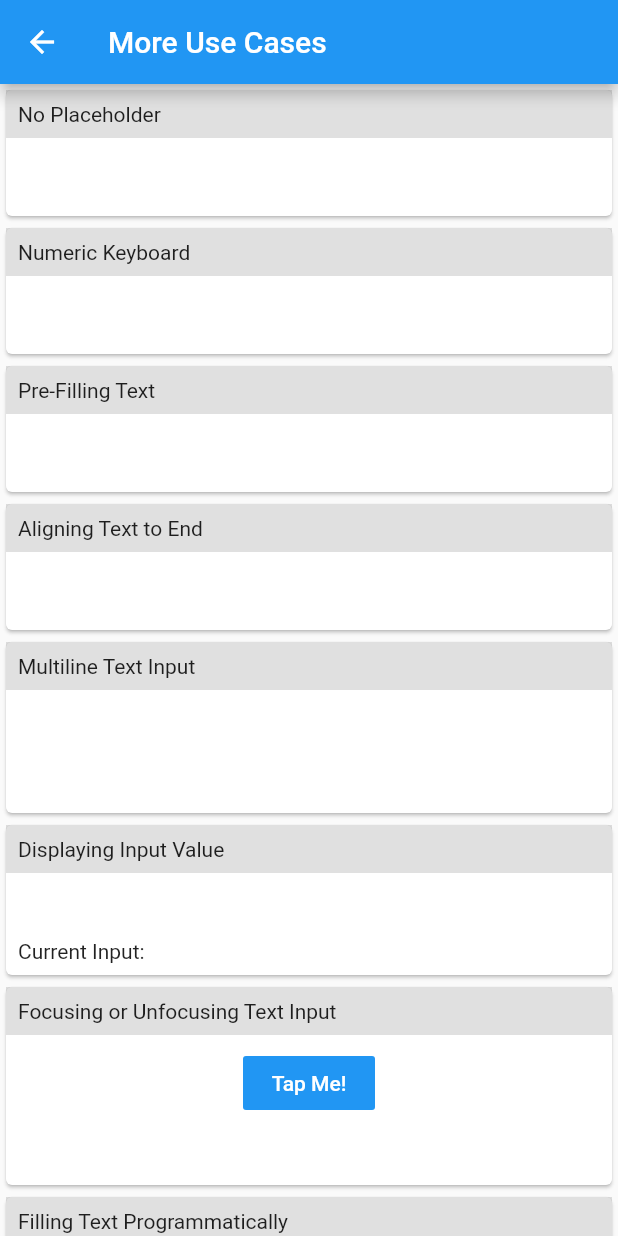
After one commit to henryleunghk/flutter-native-text-input, a Flutter app: the screen it shows after launch, after a tap on "View More Use Cases", on a phone screen of 412 x 824 dp. The commit adds this screen. Run offline on Flutter 3.47's test engine with Material 2 defaults, Android fonts, the phone set to English and light mode, and no system bars.

Commit message:
update more use case listing page

```diff
--- a/example/lib/main.dart
+++ b/example/lib/main.dart
@@ -4,7 +4,7 @@ import 'package:flutter/cupertino.dart';
 import 'package:flutter/material.dart';
 import 'package:flutter_native_text_input/flutter_native_text_input.dart';
 import 'package:flutter_native_text_input_example/demo_item.dart';
-import 'package:flutter_native_text_input_example/more_page.dart';
+import 'package:flutter_native_text_input_example/more_use_case_listing_page.dart';
 
 void main() => runApp(MyApp());
 
@@ -59,7 +59,6 @@ class HomePage extends StatelessWidget {
             child: Platform.isIOS
                 ? NativeTextInput(
                     placeholder: "placeholder",
-                    textContentType: TextContentType.password,
                     keyboardType: KeyboardType.defaultType,
                     onChanged: _onChangeText,
                     onSubmitted: _onSubmittedText,
@@ -79,8 +78,8 @@ class HomePage extends StatelessWidget {
                 colorBrightness: Brightness.dark,
                 child: Text("View More Use Cases"),
                 onPressed: () {
-                  Navigator.of(context)
-                      .push(MaterialPageRoute(builder: (_) => MorePage()));
+                  Navigator.of(context).push(MaterialPageRoute(
+                      builder: (_) => MoreUseCaseListingPage()));
                 }),
           ),
         ],
--- /dev/null
+++ b/example/lib/more_use_case_listing_page.dart
@@ -0,0 +1,151 @@
+import 'package:flutter/material.dart';
+import 'package:flutter_native_text_input/flutter_native_text_input.dart';
+import 'package:flutter_native_text_input_example/demo_item.dart';
+
+class MoreUseCaseListingPage extends StatefulWidget {
+  @override
+  State<StatefulWidget> createState() => _MoreUseCaseListingPageState();
+}
+
+class _MoreUseCaseListingPageState extends State<MoreUseCaseListingPage> {
+  final FocusNode _focusNode = FocusNode();
+  final TextEditingController _changeTextController = TextEditingController();
+
+  String _currentTextInput = '';
+
+  _onChangeText(value) => debugPrint("_onChangeText: $value");
+  _onSubmittedText(value) => debugPrint("_onSubmittedText: $value");
+
+  @override
+  Widget build(BuildContext context) {
+    return Scaffold(
+        appBar: AppBar(
+          title: Text("More Use Cases"),
+        ),
+        body: SingleChildScrollView(
+          child: Column(
+            children: [
+              DemoItem(
+                  title: "No Placeholder",
+                  child: NativeTextInput(
+                    onChanged: _onChangeText,
+                    onSubmitted: _onSubmittedText,
+                  )),
+              DemoItem(
+                  title: "Numeric Keyboard",
+                  child: Column(
+                    children: <Widget>[
+                      NativeTextInput(
+                        keyboardType: KeyboardType.decimalPad,
+                        onChanged: _onChangeText,
+                        onSubmitted: _onSubmittedText,
+                      ),
+                    ],
+                  )),
+              DemoItem(
+                  title: "Pre-Filling Text",
+                  child: NativeTextInput(
+                    controller: TextEditingController(text: "Text"),
+                    onChanged: _onChangeText,
+                    onSubmitted: _onSubmittedText,
+                  )),
+              DemoItem(
+                title: "Aligning Text to End",
+                child: NativeTextInput(
+                  textAlign: TextAlign.end,
+                  controller: TextEditingController(text: "Text"),
+                  onChanged: _onChangeText,
+                  onSubmitted: _onSubmittedText,
+                ),
+              ),
+              DemoItem(
+                  title: "Multiline Text Input",
+                  child: NativeTextInput(
+                    minLines: 3,
+                    maxLines: 0,
+                    onChanged: _onChangeText,
+                    onSubmitted: _onSubmittedText,
+                  )),
+              DemoItem(
+                title: "Displaying Input Value",
+                child: Column(children: [
+                  NativeTextInput(
+                    placeholder: "Type something here",
+                    onChanged: (value) {
+                      _onChangeText(value);
+                      setState(() {
+                        _currentTextInput = value;
+                      });
+                    },
+                    onSubmitted: _onSubmittedText,
+                  ),
+                  Row(
+                    crossAxisAlignment: CrossAxisAlignment.start,
+                    children: [
+                      Text('Current Input: '),
+                      Expanded(child: Text(_currentTextInput)),
+                    ],
+                  )
+                ]),
+              ),
+              DemoItem(
+                  title: "Focusing or Unfocusing Text Input",
+                  child: Column(
+                    children: [
+                      FlatButton(
+                          color: Colors.blue,
+                          colorBrightness: Brightness.dark,
+                          child: Text("Tap Me!"),
+                          onPressed: () {
+                            if (_focusNode.hasFocus) {
+                              FocusScope.of(context).unfocus();
+                            } else {
+                              FocusScope.of(context).requestFocus(_focusNode);
+                            }
+                          }),
+                      NativeTextInput(
+                        focusNode: _focusNode,
+                        onChanged: _onChangeText,
+                        onSubmitted: _onSubmittedText,
+                      )
+                    ],
+                  )),
+              DemoItem(
+                  title: "Filling Text Programmatically",
+                  child: Column(
+                    children: [
+                      FlatButton(
+                        color: Colors.blue,
+                        colorBrightness: Brightness.dark,
+                        child: Text("Tap Me!"),
+                        onPressed: () => _changeTextController.text =
+                            DateTime.now().toString(),
+                      ),
+                      NativeTextInput(
+                        controller: _changeTextController,
+                        onChanged: _onChangeText,
+                        onSubmitted: _onSubmittedText,
+                      )
+                    ],
+                  )),
+              Padding(
+                padding: EdgeInsets.all(100),
+                child: Center(
+                    child: Column(children: [
+                  Text(
+                    'All done!',
+                    style: TextStyle(fontSize: 20, fontWeight: FontWeight.bold),
+                    textAlign: TextAlign.center,
+                  ),
+                  Text(
+                    'Enjoy using in your way!',
+                    style: TextStyle(fontSize: 17),
+                    textAlign: TextAlign.center,
+                  )
+                ])),
+              ),
+            ],
+          ),
+        ));
+  }
+}
```
Also changed, not shown: example/lib/more_page.dart (deleted, +0 -128 lines), 2 other files.
